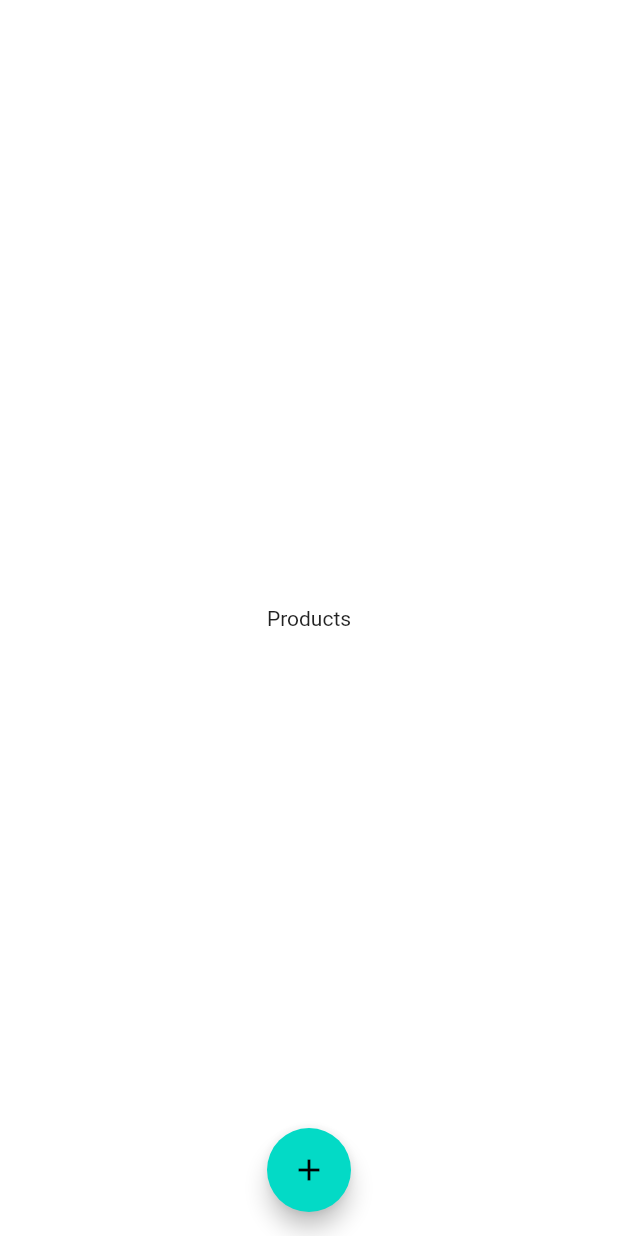
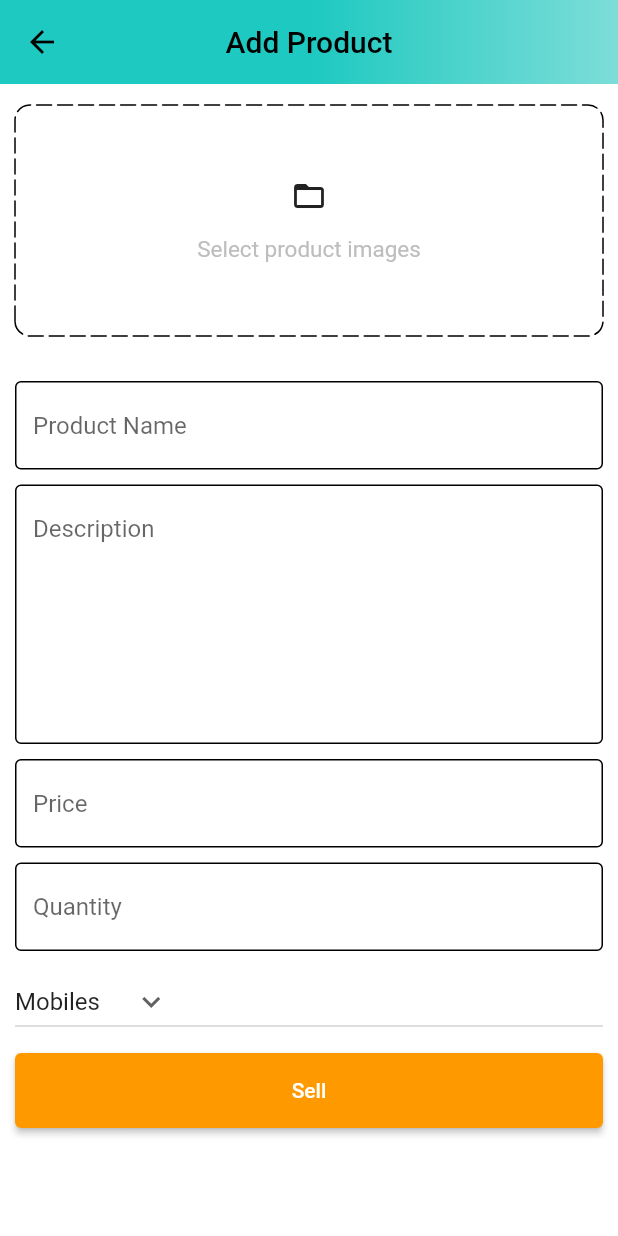
Before and after one commit to Nitin-Singh18/Amazon-Clone, a Flutter app: the PostsScreen screen opened directly, after a tap on the "add" icon, on a phone screen of 412 x 824 dp. Run offline on Flutter 3.47's test engine with Material 2 defaults, Android fonts, the phone set to English and light mode, and no system bars; drawn by our look-alikes of dotted_border; our stand-ins replace badges, shared_preferences; accounts and stored records are empty.

Commit message:
Add Product Screen - Admin

```diff
--- a/lib/common/widgets/c_textfield.dart
+++ b/lib/common/widgets/c_textfield.dart
@@ -3,8 +3,12 @@ import 'package:flutter/material.dart';
 class CustomTextfield extends StatelessWidget {
   final TextEditingController controller;
   final String hintText;
+  final int maxLines;
   const CustomTextfield(
-      {super.key, required this.controller, required this.hintText});
+      {super.key,
+      required this.controller,
+      required this.hintText,
+      this.maxLines = 1});
 
   @override
   Widget build(BuildContext context) {
@@ -25,6 +29,7 @@ class CustomTextfield extends StatelessWidget {
         }
         return null;
       },
+      maxLines: maxLines,
     );
   }
 }
--- /dev/null
+++ b/lib/features/admin/screens/add_product_screen.dart
@@ -0,0 +1,150 @@
+import 'package:amazon_clone/common/widgets/c_button.dart';
+import 'package:amazon_clone/common/widgets/c_textfield.dart';
+import 'package:dotted_border/dotted_border.dart';
+import 'package:flutter/material.dart';
+import 'package:flutter/src/widgets/framework.dart';
+import 'package:flutter/src/widgets/placeholder.dart';
+
+import '../../../const/global_variables.dart';
+
+class AddProdcutScreen extends StatefulWidget {
+  static const String routeName = '/add-product';
+  const AddProdcutScreen({super.key});
+
+  @override
+  State<AddProdcutScreen> createState() => _AddProdcutScreenState();
+}
+
+class _AddProdcutScreenState extends State<AddProdcutScreen> {
+  final TextEditingController productNameController = TextEditingController();
+  final TextEditingController descriptionController = TextEditingController();
+  final TextEditingController priceController = TextEditingController();
+  final TextEditingController quantityController = TextEditingController();
+
+  String category = "Mobiles";
+
+  @override
+  void dispose() {
+    // TODO: implement dispose
+    super.dispose();
+    productNameController.dispose();
+    descriptionController.dispose();
+    priceController.dispose();
+    quantityController.dispose();
+  }
+
+  List<String> productCategories = [
+    'Mobiles',
+    'Essentials',
+    "Appliances",
+    'Books',
+    'Fashion',
+  ];
+
+  @override
+  Widget build(BuildContext context) {
+    return Scaffold(
+      appBar: AppBar(
+        title: const Text(
+          "Add Product",
+          style: TextStyle(color: Colors.black),
+        ),
+        centerTitle: true,
+        flexibleSpace: Container(
+          decoration: const BoxDecoration(
+            gradient: GlobalVariables.appBarGradient,
+          ),
+        ),
+      ),
+      body: SingleChildScrollView(
+        child: Form(
+          child: Padding(
+            padding: EdgeInsets.symmetric(horizontal: 10, vertical: 14),
+            child: Column(
+              children: [
+                DottedBorder(
+                  borderType: BorderType.RRect,
+                  radius: const Radius.circular(10),
+                  dashPattern: [10, 4],
+                  strokeCap: StrokeCap.round,
+                  child: Container(
+                    width: double.infinity,
+                    height: 150,
+                    decoration: BoxDecoration(
+                      borderRadius: BorderRadius.circular(10),
+                    ),
+                    child: Column(
+                      mainAxisAlignment: MainAxisAlignment.center,
+                      children: [
+                        Icon(Icons.folder_open_outlined),
+                        SizedBox(
+                          height: 15,
+                        ),
+                        Text(
+                          "Select product images",
+                          style: TextStyle(
+                            fontSize: 15,
+                            color: Colors.grey.shade400,
+                          ),
+                        ),
+                      ],
+                    ),
+                  ),
+                ),
+                SizedBox(
+                  height: 30,
+                ),
+                CustomTextfield(
+                    controller: productNameController,
+                    hintText: "Product Name"),
+                SizedBox(
+                  height: 10,
+                ),
+                CustomTextfield(
+                  controller: descriptionController,
+                  hintText: "Description",
+                  maxLines: 7,
+                ),
+                SizedBox(
+                  height: 10,
+                ),
+                CustomTextfield(controller: priceController, hintText: "Price"),
+                SizedBox(
+                  height: 10,
+                ),
+                CustomTextfield(
+                    controller: quantityController, hintText: "Quantity"),
+                SizedBox(
+                  height: 10,
+                ),
+                SizedBox(
+                  width: double.infinity,
+                  child: DropdownButton(
+                    value: category,
+                    icon: Icon(Icons.keyboard_arrow_down),
+                    items: productCategories.map(
+                      (e) {
+                        return DropdownMenuItem(value: e, child: Text(e));
+                      },
+                    ).toList(),
+                    onChanged: (String? value) {
+                      setState(
+                        () {
+                          category = value!;
+                        },
+                      );
+                    },
+                  ),
+                ),
+                SizedBox(
+                  height: 10,
+                ),
+                CustomButton(title: "Sell", ontap: () {})
+              ],
+            ),
+          ),
+        ),
+      ),
+    );
+  }
+}
--- a/lib/features/admin/screens/posts_screen.dart
+++ b/lib/features/admin/screens/posts_screen.dart
@@ -1,3 +1,4 @@
+import 'package:amazon_clone/features/admin/screens/add_product_screen.dart';
 import 'package:flutter/material.dart';
 
 class PostsScreen extends StatefulWidget {
@@ -15,7 +16,9 @@ class _PostsScreenState extends State<PostsScreen> {
         child: Text("Products"),
       ),
       floatingActionButton: FloatingActionButton(
-        onPressed: () {},
+        onPressed: () {
+          Navigator.pushNamed(context, AddProdcutScreen.routeName);
+        },
         tooltip: "Add a product",
         child: const Icon(Icons.add),
       ),
--- a/lib/router.dart
+++ b/lib/router.dart
@@ -1,4 +1,5 @@
 import 'package:amazon_clone/common/widgets/bottom_bar.dart';
+import 'package:amazon_clone/features/admin/screens/add_product_screen.dart';
 import 'package:amazon_clone/features/auth/screens/auth_screen.dart';
 import 'package:amazon_clone/features/home/screens/home_screen.dart';
 import 'package:flutter/material.dart';
@@ -14,6 +15,9 @@ Route<dynamic> generateRoute(RouteSettings settings) {
     case BottomBar.routeName:
       return MaterialPageRoute(
           settings: settings, builder: (_) => const BottomBar());
+    case AddProdcutScreen.routeName:
+      return MaterialPageRoute(
+          settings: settings, builder: (_) => const AddProdcutScreen());
     default:
       return MaterialPageRoute(
         settings: settings,
--- a/pubspec.yaml
+++ b/pubspec.yaml
@@ -39,6 +39,7 @@ dependencies:
   provider: ^6.0.5
   shared_preferences: ^2.1.0
   badges: ^3.1.1
+  dotted_border: ^2.0.0+3
 
 dev_dependencies:
   flutter_test:
```
Also changed, not shown: pubspec.lock.
